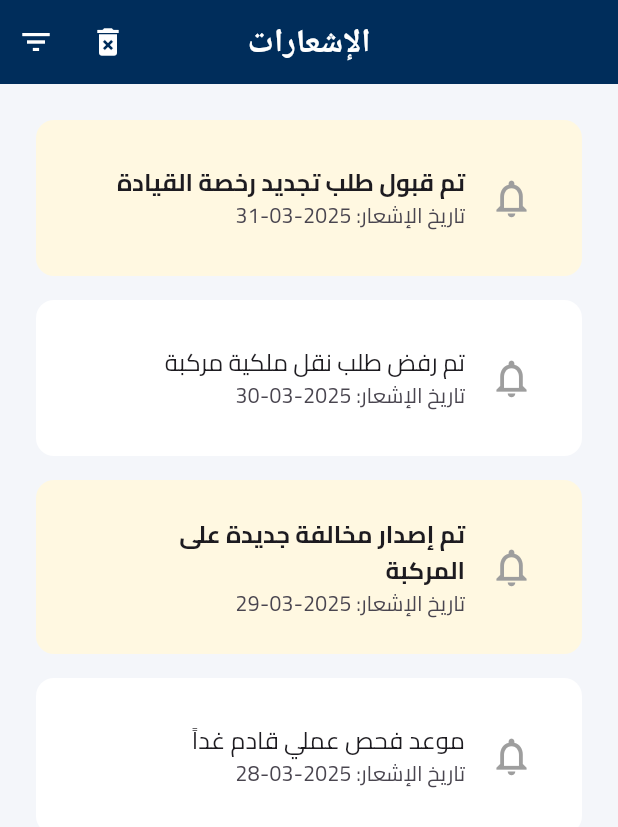
After one commit to osamadweikat/Traffic-Department-Frontend, a Flutter app: the NotificationsWeb screen opened directly, on a phone screen of 412 x 824 dp. The commit adds this screen. Shown: the top 827 px of the screen. Run offline on Flutter 3.47's test engine with Material 3 defaults, Android fonts, the phone set to English and light mode, and no system bars; our stand-ins replace data_table_2, easy_localization, file_picker, fl_chart, image_picker, lottie and 7 more; missing offline and left inert: universal_html; accounts and stored records are empty; project files that could hold a hidden picture were left out.

Commit message:
add notifications web screens

```diff
--- a/lib/main_panel.dart
+++ b/lib/main_panel.dart
@@ -9,6 +9,7 @@ import 'package:traffic_department/screens/web_portal/main_website_home.dart';
 import 'package:traffic_department/screens/web_portal/news_screen.dart';
 import 'package:traffic_department/screens/web_portal/news_details_screen.dart';
 import 'package:traffic_department/screens/staff/auth/staff_portal_screen.dart';
+import 'package:traffic_department/screens/web_portal/notifications_web.dart';
 import 'package:traffic_department/screens/web_portal/portal_rating_screen.dart';
 import 'package:traffic_department/screens/web_portal/register_screen_web.dart';
 import 'package:traffic_department/screens/web_portal/suggestions_screen.dart';
@@ -52,6 +53,8 @@ class PanelApp extends StatelessWidget {
         '/login': (context) => const LoginScreenWeb(),
         '/register': (context) => const RegisterScreenWeb(),
         '/citizen-dashboard': (context) => const CitizenDashboardWeb(),
+        '/notifications': (context) => const NotificationsWeb(),
+
       },
 
       onGenerateRoute: (settings) {
--- /dev/null
+++ b/lib/screens/web_portal/notifications_web.dart
@@ -0,0 +1,213 @@
+import 'package:flutter/material.dart';
+import 'notification_details_web.dart';
+
+class NotificationsWeb extends StatefulWidget {
+  const NotificationsWeb({super.key});
+
+  @override
+  State<NotificationsWeb> createState() => _NotificationsWebState();
+}
+
+class _NotificationsWebState extends State<NotificationsWeb> {
+  List<Map<String, dynamic>> notifications = [
+    {
+      "title": "تم قبول طلب تجديد رخصة القيادة",
+      "date": "2025-03-31",
+      "isRead": false,
+      "details": "تفاصيل قبول طلب تجديد الرخصة",
+    },
+    {
+      "title": "تم رفض طلب نقل ملكية مركبة",
+      "date": "2025-03-30",
+      "isRead": true,
+      "details": "تفاصيل رفض نقل الملكية",
+    },
+    {
+      "title": "تم إصدار مخالفة جديدة على المركبة",
+      "date": "2025-03-29",
+      "isRead": false,
+      "details": "تفاصيل المخالفة الجديدة",
+    },
+    {
+      "title": "موعد فحص عملي قادم غداً",
+      "date": "2025-03-28",
+      "isRead": true,
+      "details": "تفاصيل موعد الفحص العملي",
+    },
+  ];
+
+  String filter = 'الكل';
+
+  List<Map<String, dynamic>> get filteredNotifications {
+    if (filter == 'غير المقروءة') {
+      return notifications.where((n) => !n["isRead"]).toList();
+    } else if (filter == 'المقروءة') {
+      return notifications.where((n) => n["isRead"]).toList();
+    }
+    return notifications;
+  }
+
+  void markAsRead(int index) {
+    setState(() {
+      notifications[index]["isRead"] = true;
+    });
+  }
+
+  void deleteNotification(int index) {
+    setState(() {
+      notifications.removeAt(index);
+    });
+  }
+
+  void deleteAll() {
+    setState(() {
+      notifications.clear();
+    });
+  }
+
+  void openNotificationDetails(int index) {
+    markAsRead(index);
+    Navigator.push(
+      context,
+      MaterialPageRoute(
+        builder:
+            (_) => NotificationDetailsWeb(
+              title: notifications[index]["title"],
+              date: notifications[index]["date"],
+              details: notifications[index]["details"],
+            ),
+      ),
+    );
+  }
+
+  void showFilterMenu() async {
+    final selected = await showMenu<String>(
+      context: context,
+      position: const RelativeRect.fromLTRB(1000, 80, 0, 0),
+      shape: RoundedRectangleBorder(borderRadius: BorderRadius.circular(12)),
+      items:
+          ['الكل', 'غير المقروءة', 'المقروءة']
+              .map(
+                (value) => PopupMenuItem<String>(
+                  value: value,
+                  child: Text(
+                    value,
+                    style: TextStyle(
+                      fontWeight:
+                          filter == value ? FontWeight.bold : FontWeight.normal,
+                      color: filter == value ? Colors.blue : Colors.black,
+                    ),
+                  ),
+                ),
+              )
+              .toList(),
+    );
+
+    if (selected != null) {
+      setState(() {
+        filter = selected;
+      });
+    }
+  }
+
+  @override
+  Widget build(BuildContext context) {
+    return Directionality(
+      textDirection: TextDirection.rtl,
+      child: Scaffold(
+        backgroundColor: const Color(0xFFF4F6FA),
+        appBar: AppBar(
+          automaticallyImplyLeading: false,
+          title: const Text(
+            'الإشعارات',
+            style: TextStyle(color: Colors.white, fontWeight: FontWeight.bold),
+          ),
+          centerTitle: true,
+          backgroundColor: const Color(0xFF002D5B),
+          actions: [
+            IconButton(
+              icon: const Icon(Icons.delete_forever, color: Colors.white),
+              onPressed: notifications.isEmpty ? null : deleteAll,
+              tooltip: 'حذف الكل',
+            ),
+            IconButton(
+              icon: const Icon(Icons.filter_list, color: Colors.white),
+              onPressed: showFilterMenu,
+              tooltip: 'تصفية الإشعارات',
+            ),
+          ],
+        ),
+        body:
+            filteredNotifications.isEmpty
+                ? const Center(child: Text("لا توجد إشعارات حالياً"))
+                : ListView.separated(
+                  padding: const EdgeInsets.all(24),
+                  itemCount: filteredNotifications.length,
+                  separatorBuilder: (_, __) => const SizedBox(height: 16),
+                  itemBuilder: (context, index) {
+                    int realIndex = notifications.indexOf(
+                      filteredNotifications[index],
+                    );
+                    bool isNew = !filteredNotifications[index]["isRead"];
+                    return Dismissible(
+                      key: UniqueKey(),
+                      direction: DismissDirection.endToStart,
+                      background: Container(
+                        alignment: Alignment.centerRight,
+                        padding: const EdgeInsets.symmetric(horizontal: 20),
+                        decoration: BoxDecoration(
+                          color: Colors.red,
+                          borderRadius: BorderRadius.circular(12),
+                        ),
+                        child: const Icon(Icons.delete, color: Colors.white),
+                      ),
+                      onDismissed: (_) => deleteNotification(realIndex),
+                      child: AnimatedContainer(
+                        duration: const Duration(milliseconds: 300),
+                        padding: const EdgeInsets.all(16),
+                        decoration: BoxDecoration(
+                          color: isNew ? const Color(0xFFFFF8E1) : Colors.white,
+                          borderRadius: BorderRadius.circular(12),
+                        ),
+                        child: ListTile(
+                          leading: const Icon(
+                            Icons.notifications_none,
+                            color: Colors.grey,
+                            size: 30,
+                          ),
+                          title: Text(
+                            filteredNotifications[index]["title"],
+                            style: TextStyle(
+                              fontWeight:
+                                  isNew ? FontWeight.bold : FontWeight.normal,
+                            ),
+                          ),
+                          subtitle: Text(
+                            "تاريخ الإشعار: ${filteredNotifications[index]["date"]}",
+                          ),
+                          onTap: () {
+                            Navigator.push(
+                              context,
+                              MaterialPageRoute(
+                                builder:
+                                    (_) => NotificationDetailsWeb(
+                                      title:
+                                          filteredNotifications[index]["title"],
+                                      date:
+                                          filteredNotifications[index]["date"],
+                                      details:
+                                          filteredNotifications[index]["details"],
+                                    ),
+                              ),
+                            );
+                            markAsRead(realIndex);
+                          },
+                        ),
+                      ),
+                    );
+                  },
+                ),
+      ),
+    );
+  }
+}
```
Also changed, not shown: lib/screens/web_portal/citizen_dashboard_web.dart (+5 -3 lines), lib/screens/web_portal/notification_details_web.dart (added, +84 -0 lines).
